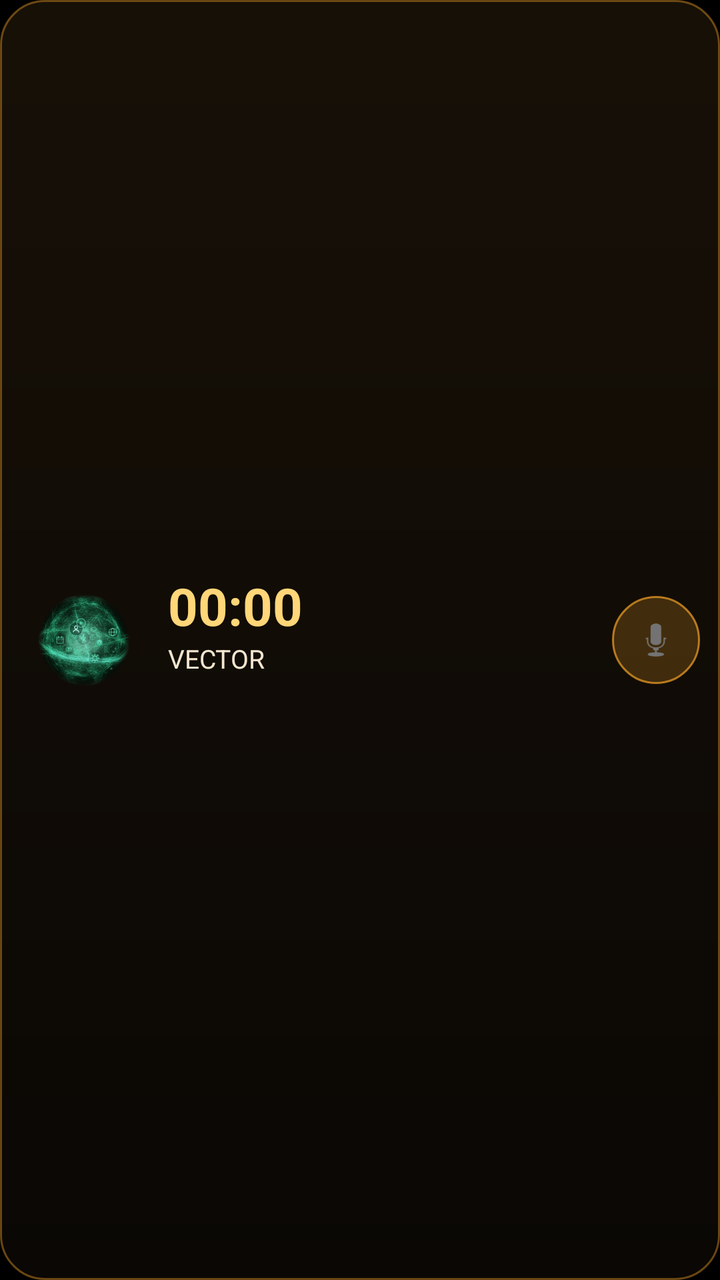
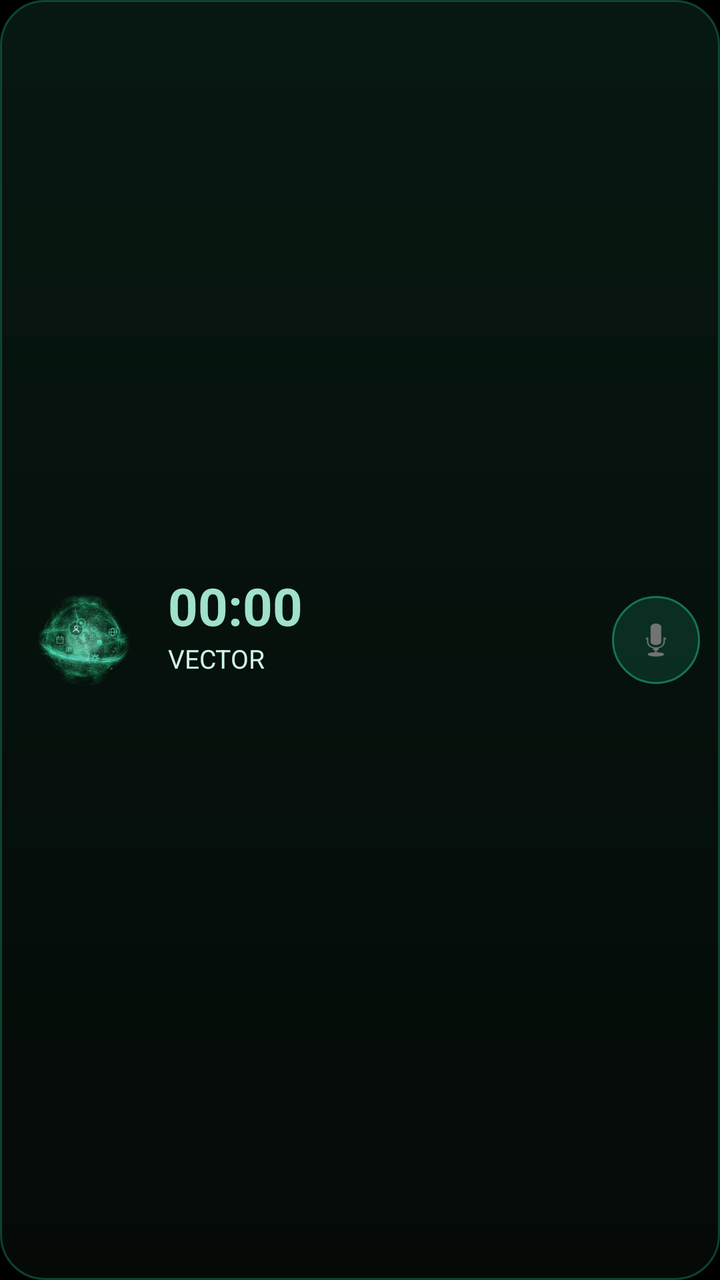

Screens rendered from an Android XML layout before and after an edit, with the pre-edit source and the edit as a unified diff.
<!-- AndroidManifest.xml: application theme Theme.Jarvis -->
<!-- res/layout/widget_jarvis.xml -->
<?xml version="1.0" encoding="utf-8"?>
<LinearLayout xmlns:android="http://schemas.android.com/apk/res/android"
    android:id="@+id/w_root" android:layout_width="match_parent" android:layout_height="match_parent"
    android:orientation="horizontal" android:gravity="center_vertical" android:padding="10dp" android:background="@drawable/widget_bg">
    <ImageView android:id="@+id/w_orb" android:layout_width="64dp" android:layout_height="64dp" android:src="@drawable/widget_orb"
        android:scaleType="fitCenter" android:contentDescription="Vector" />
    <LinearLayout android:layout_width="0dp" android:layout_height="wrap_content" android:layout_weight="1"
        android:orientation="vertical" android:paddingStart="10dp" android:paddingEnd="6dp">
        <TextClock android:id="@+id/w_clock" android:layout_width="wrap_content" android:layout_height="wrap_content"
            android:format24Hour="HH:mm" android:format12Hour="HH:mm" android:textColor="#FFD678" android:textSize="26sp" android:textStyle="bold" />
        <TextView android:id="@+id/w_l1" android:layout_width="match_parent" android:layout_height="wrap_content"
            android:textColor="#F3E6CF" android:textSize="13sp" android:maxLines="2" android:ellipsize="end" android:text="VECTOR" />
        <TextView android:id="@+id/w_l2" android:layout_width="match_parent" android:layout_height="wrap_content"
            android:textColor="#B8A283" android:textSize="12sp" android:maxLines="2" android:ellipsize="end" android:text="" />
    </LinearLayout>
    <ImageView android:id="@+id/w_mic" android:layout_width="44dp" android:layout_height="44dp" android:padding="10dp"
        android:background="@drawable/widget_mic" android:src="@android:drawable/ic_btn_speak_now" android:contentDescription="Mit Vector reden" />
</LinearLayout>
<!-- resources referenced by this layout -->
<resources>
  <!-- drawable widget_bg (drawable) -->
  <?xml version="1.0" encoding="utf-8"?>
  <shape xmlns:android="http://schemas.android.com/apk/res/android" android:shape="rectangle">
      <gradient android:startColor="#E61A1208" android:endColor="#E60B0805" android:angle="270" />
      <stroke android:width="1dp" android:color="#66FFAA28" />
      <corners android:radius="22dp" />
  </shape>
  <!-- drawable widget_mic (drawable) -->
  <?xml version="1.0" encoding="utf-8"?>
  <shape xmlns:android="http://schemas.android.com/apk/res/android" android:shape="oval">
      <solid android:color="#33FFAA28" />
      <stroke android:width="1dp" android:color="#AAFFAA28" />
  </shape>
  <!-- drawable widget_orb: png bitmap (drawable-nodpi, 68196 bytes) -->
  <style name="Theme.Jarvis" parent="android:Theme.Material.NoActionBar">
          <item name="android:windowBackground">@android:color/black</item>
          <item name="android:statusBarColor">@android:color/black</item>
          <item name="android:navigationBarColor">@android:color/black</item>
          <item name="android:windowLightStatusBar">false</item>
      </style>
</resources>

<!-- the commit's change to res/layout/widget_jarvis.xml (unified diff, before → after) -->
@@ -7,11 +7,11 @@
     <LinearLayout android:layout_width="0dp" android:layout_height="wrap_content" android:layout_weight="1"
         android:orientation="vertical" android:paddingStart="10dp" android:paddingEnd="6dp">
         <TextClock android:id="@+id/w_clock" android:layout_width="wrap_content" android:layout_height="wrap_content"
-            android:format24Hour="HH:mm" android:format12Hour="HH:mm" android:textColor="#FFD678" android:textSize="26sp" android:textStyle="bold" />
+            android:format24Hour="HH:mm" android:format12Hour="HH:mm" android:textColor="#9FE1CB" android:textSize="26sp" android:textStyle="bold" />
         <TextView android:id="@+id/w_l1" android:layout_width="match_parent" android:layout_height="wrap_content"
-            android:textColor="#F3E6CF" android:textSize="13sp" android:maxLines="2" android:ellipsize="end" android:text="VECTOR" />
+            android:textColor="#CFF3E8" android:textSize="13sp" android:maxLines="2" android:ellipsize="end" android:text="VECTOR" />
         <TextView android:id="@+id/w_l2" android:layout_width="match_parent" android:layout_height="wrap_content"
-            android:textColor="#B8A283" android:textSize="12sp" android:maxLines="2" android:ellipsize="end" android:text="" />
+            android:textColor="#83B8A5" android:textSize="12sp" android:maxLines="2" android:ellipsize="end" android:text="" />
     </LinearLayout>
     <ImageView android:id="@+id/w_mic" android:layout_width="44dp" android:layout_height="44dp" android:padding="10dp"
         android:background="@drawable/widget_mic" android:src="@android:drawable/ic_btn_speak_now" android:contentDescription="Mit Vector reden" />
<!-- resource entries referenced after the edit -->
@@ -3,15 +3,15 @@
   <!-- drawable widget_bg (drawable) -->
   <?xml version="1.0" encoding="utf-8"?>
   <shape xmlns:android="http://schemas.android.com/apk/res/android" android:shape="rectangle">
-      <gradient android:startColor="#E61A1208" android:endColor="#E60B0805" android:angle="270" />
-      <stroke android:width="1dp" android:color="#66FFAA28" />
+      <gradient android:startColor="#E6081A13" android:endColor="#E6050B08" android:angle="270" />
+      <stroke android:width="1dp" android:color="#661D9E75" />
       <corners android:radius="22dp" />
   </shape>
   <!-- drawable widget_mic (drawable) -->
   <?xml version="1.0" encoding="utf-8"?>
   <shape xmlns:android="http://schemas.android.com/apk/res/android" android:shape="oval">
-      <solid android:color="#33FFAA28" />
-      <stroke android:width="1dp" android:color="#AAFFAA28" />
+      <solid android:color="#331D9E75" />
+      <stroke android:width="1dp" android:color="#AA1D9E75" />
   </shape>
   <!-- drawable widget_orb: png bitmap (drawable-nodpi, 68196 bytes) -->
   <style name="Theme.Jarvis" parent="android:Theme.Material.NoActionBar">
